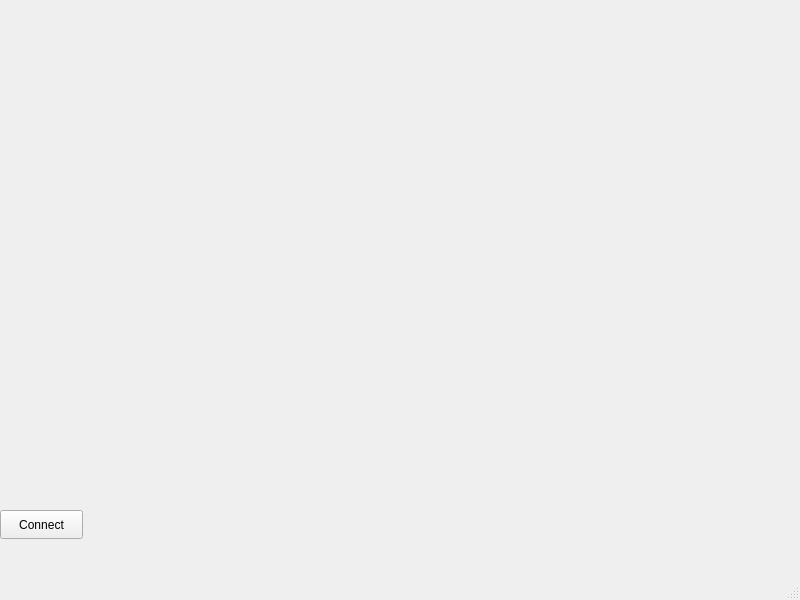
Above: mainwindow.ui from benjamin-milhet/WifiBot_ESIREM before the change. Below: the same form after it.
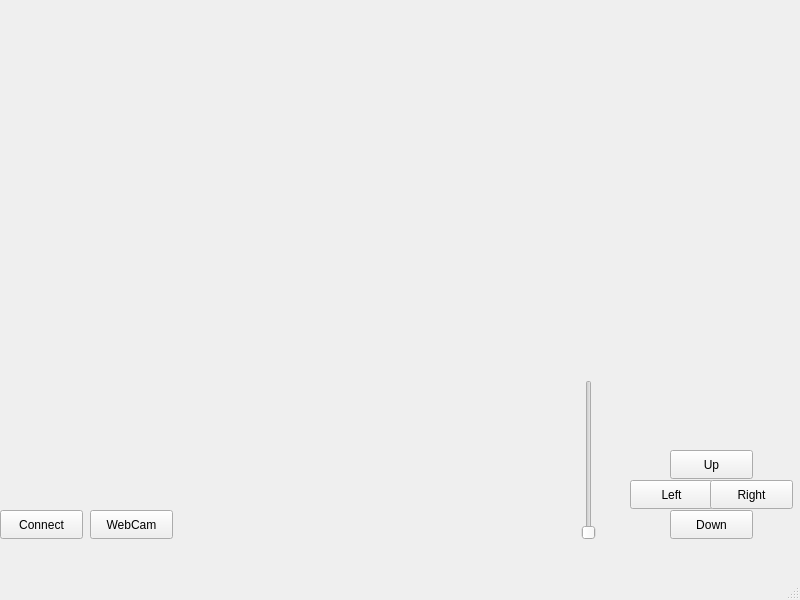
That is the form after the change.

```diff
--- a/mainwindow.ui
+++ b/mainwindow.ui
@@ -27,6 +27,84 @@
      <string>Connect</string>
     </property>
    </widget>
+   <widget class="QPushButton" name="up_button">
+    <property name="geometry">
+     <rect>
+      <x>670</x>
+      <y>450</y>
+      <width>83</width>
+      <height>29</height>
+     </rect>
+    </property>
+    <property name="text">
+     <string>Up</string>
+    </property>
+   </widget>
+   <widget class="QPushButton" name="left_button">
+    <property name="geometry">
+     <rect>
+      <x>630</x>
+      <y>480</y>
+      <width>83</width>
+      <height>29</height>
+     </rect>
+    </property>
+    <property name="text">
+     <string>Left</string>
+    </property>
+   </widget>
+   <widget class="QPushButton" name="right_button">
+    <property name="geometry">
+     <rect>
+      <x>710</x>
+      <y>480</y>
+      <width>83</width>
+      <height>29</height>
+     </rect>
+    </property>
+    <property name="text">
+     <string>Right</string>
+    </property>
+   </widget>
+   <widget class="QPushButton" name="down_button">
+    <property name="geometry">
+     <rect>
+      <x>670</x>
+      <y>510</y>
+      <width>83</width>
+      <height>29</height>
+     </rect>
+    </property>
+    <property name="text">
+     <string>Down</string>
+    </property>
+   </widget>
+   <widget class="QSlider" name="speed_slider">
+    <property name="geometry">
+     <rect>
+      <x>580</x>
+      <y>380</y>
+      <width>18</width>
+      <height>160</height>
+     </rect>
+    </property>
+    <property name="orientation">
+     <enum>Qt::Vertical</enum>
+    </property>
+   </widget>
+   <widget class="QPushButton" name="BWebCam">
+    <property name="geometry">
+     <rect>
+      <x>90</x>
+      <y>510</y>
+      <width>83</width>
+      <height>29</height>
+     </rect>
+    </property>
+    <property name="text">
+     <string>WebCam</string>
+    </property>
+   </widget>
   </widget>
   <widget class="QMenuBar" name="menubar">
    <property name="geometry">
```
